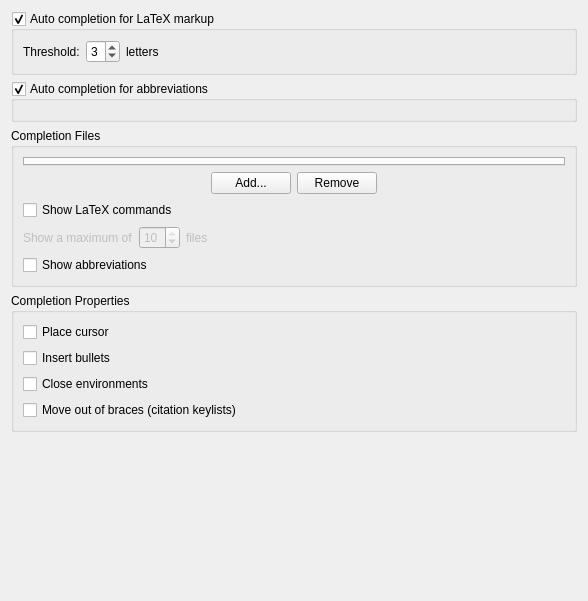
The window that src/widgets/codecompletionconfigwidget.ui (KDE/kile) describes before a commit, drawn with Qt 5.
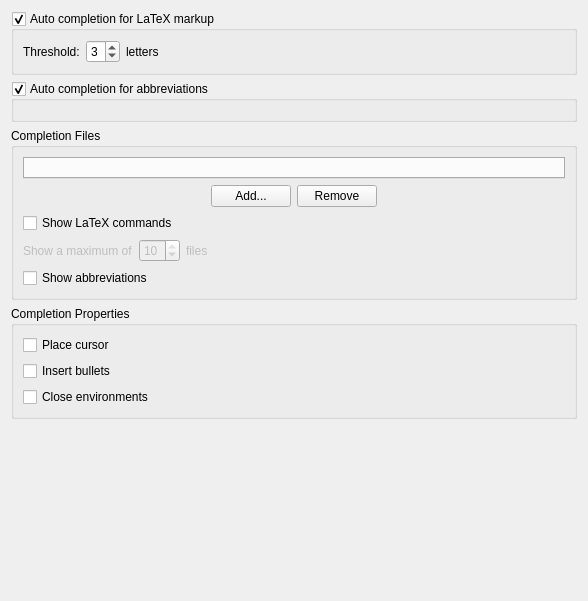
The same window after the commit. Custom widgets are drawn as their Qt base class.

Diff of the .ui file:
```diff
--- a/src/widgets/codecompletionconfigwidget.ui
+++ b/src/widgets/codecompletionconfigwidget.ui
@@ -243,13 +243,6 @@
         </property>
        </widget>
       </item>
-      <item>
-       <widget class="QCheckBox" name="cb_citeoutofbraces">
-        <property name="text">
-         <string>Move out of braces (citation keylists)</string>
-        </property>
-       </widget>
-      </item>
      </layout>
     </widget>
    </item>
```
